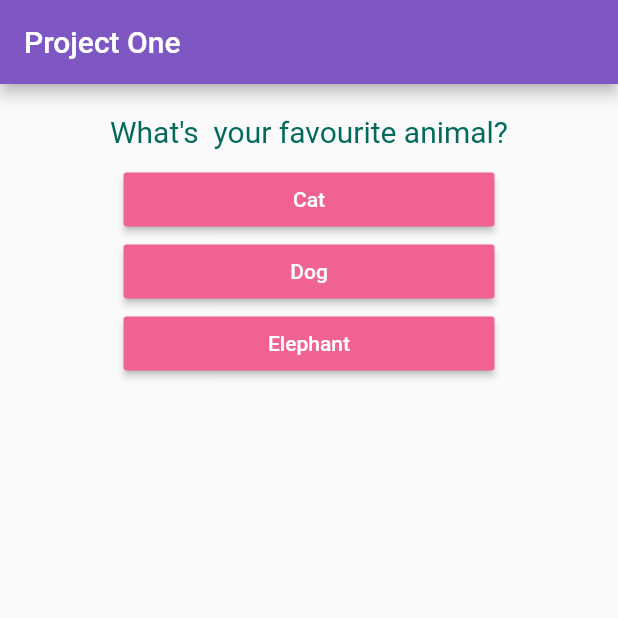
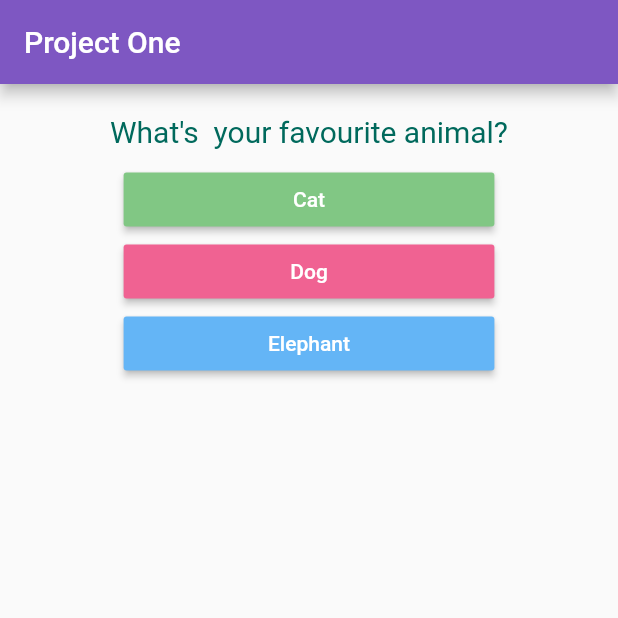
Before and after one commit to ETNINJA/learning, a Flutter app: the screen it shows after launch, after a tap on "Black", on a phone screen of 412 x 824 dp, the top half of it. Run offline on Flutter 3.47's test engine with Material 2 defaults, Android fonts, the phone set to English and light mode, and no system bars.

Commit message:
index for the button colours

```diff
--- a/app_1/lib/screens/homepage.dart
+++ b/app_1/lib/screens/homepage.dart
@@ -10,11 +10,13 @@ class Homepage extends StatefulWidget {
 
 class _HomepageState extends State<Homepage> {
   var _questionIndex = 0;
+  var _index = 0;
 
   void _answerQuestion() {
     print('Answer Chosen!');
     setState(() {
       _questionIndex++;
+      _index = 0;
     });
 
     print('INDEX  = $_questionIndex');
@@ -23,6 +25,7 @@ class _HomepageState extends State<Homepage> {
   @override
   Widget build(BuildContext context) {
     var questions = [
+      // would set it as const but colors does not allow.
       // now it's a list of Maps'
       {
         'questionText': 'What\'s your favourite Colour?',
@@ -50,8 +53,8 @@ class _HomepageState extends State<Homepage> {
             Question(questions[_questionIndex]['questionText']), // constructor
             ...(questions[_questionIndex]['answers'] as List<String>).map(
               (e) {
-                return Answer(_answerQuestion,
-                    questions[_questionIndex]['buttonColor'], e);
+                return Answer(
+                    _answerQuestion, questions[_index++]['buttonColor'], e);
               },
             ).toList(),
           ],
```
